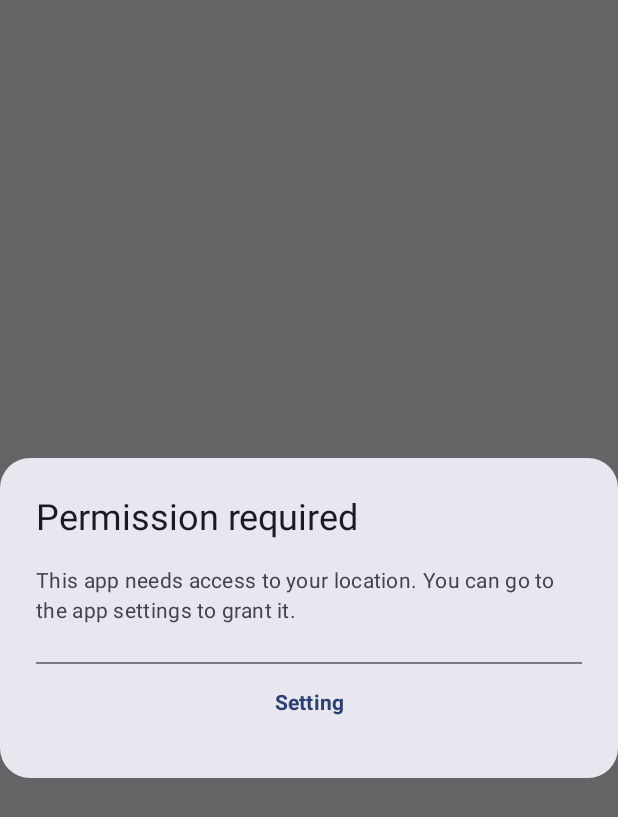
After one commit to AtefehTaheri/WeatherForecast, an Android app built with Jetpack Compose: the composable PermissionDialog shown on its own in the app's theme, on a phone screen of 412 x 824 dp. The commit adds this screen. Shown: the top 817 px of the screen. Run offline under Robolectric (Android 15) with nearby library versions, the phone set to English and light mode, and no system bars; 1 statement that could not run was skipped.

Commit message:
Add Location permission handeling

```diff
--- /dev/null
+++ b/app/src/main/java/ir/atefehtaheri/weatherforecasts/data/currentLocation/CurrentLocation.kt
@@ -0,0 +1,5 @@
+package ir.atefehtaheri.weatherforecasts.data.currentLocation
+
+interface CurrentLocation {
+     suspend fun getLocation():Boolean
+}
--- a/app/src/main/java/ir/atefehtaheri/weatherforecasts/data/currentLocation/repository/CurrentLocationRepository.kt
+++ /dev/null
@@ -1,5 +0,0 @@
-package ir.atefehtaheri.weatherforecasts.data.currentLocation.repository
-
-interface CurrentLocationRepository {
-
-}
--- a/app/src/main/java/ir/atefehtaheri/weatherforecasts/data/currentLocation/repository/CurrentLocationRepositoryImpl.kt
+++ /dev/null
@@ -1,6 +0,0 @@
-package ir.atefehtaheri.weatherforecasts.data.currentLocation.repository
-
-class CurrentLocationRepositoryImpl:CurrentLocationRepository {
-
-
-}
--- a/app/src/main/java/ir/atefehtaheri/weatherforecasts/feature/CurrentLocation/CurrentLocationViewModel.kt
+++ b/app/src/main/java/ir/atefehtaheri/weatherforecasts/feature/FirstScreen/CurrentLocationViewModel.kt
@@ -1,9 +1,5 @@
-package ir.atefehtaheri.weatherforecasts.feature.CurrentLocation
+package ir.atefehtaheri.weatherforecasts.feature.FirstScreen
 
-import android.Manifest
-import android.content.Context
-import android.content.pm.PackageManager
-import androidx.activity.result.contract.ActivityResultContracts
 //import androidx.core.content.ContextCompat
 //import androidx.lifecycle.ViewModel
 //import dagger.hilt.android.lifecycle.HiltViewModel
--- /dev/null
+++ b/app/src/main/java/ir/atefehtaheri/weatherforecasts/feature/LocationManager/PermissionDialog.kt
@@ -0,0 +1,61 @@
+package ir.atefehtaheri.weatherforecasts.feature.LocationManager
+
+import android.content.Context
+import androidx.compose.foundation.clickable
+import androidx.compose.foundation.layout.Column
+import androidx.compose.foundation.layout.fillMaxWidth
+import androidx.compose.foundation.layout.padding
+import androidx.compose.foundation.shape.RoundedCornerShape
+import androidx.compose.material3.AlertDialog
+import androidx.compose.material3.Divider
+import androidx.compose.material3.Text
+import androidx.compose.runtime.Composable
+import androidx.compose.ui.Modifier
+import androidx.compose.ui.platform.LocalContext
+import androidx.compose.ui.text.font.FontWeight
+import androidx.compose.ui.text.style.TextAlign
+import androidx.compose.ui.unit.dp
+
+@Composable
+fun PermissionDialog(
+    modifier: Modifier = Modifier,
+    onDismiss: () -> Unit,
+    onGoToAppSettingsClick: (Context) -> Unit,
+) {
+    val ctx = LocalContext.current
+
+    AlertDialog(
+        modifier = modifier,
+        shape = RoundedCornerShape(20.dp),
+        onDismissRequest = onDismiss,
+        title = {
+            Text(text = "Permission required")
+        },
+        text ={
+            Text(
+                text ="This app needs access to your location. "+
+                        "You can go to the app settings to grant it."
+            )},
+        confirmButton = {
+
+            Column(
+                modifier = Modifier.fillMaxWidth()
+            ) {
+                Divider()
+                Text(
+                    text ="Setting",
+                    fontWeight = FontWeight.Bold,
+                    textAlign = TextAlign.Center,
+                    modifier = Modifier
+                        .fillMaxWidth()
+                        .clickable {
+                            onGoToAppSettingsClick(ctx)
+                        }
+                        .padding(16.dp)
+                )
+            }
+        }
+
+    )
+
+}
```
Also changed, not shown: app/build.gradle.kts (+9 -0 lines), app/src/main/java/ir/atefehtaheri/weatherforecasts/core/network/di/NetworkModule.kt (+8 -0 lines), app/src/main/java/ir/atefehtaheri/weatherforecasts/data/LocationManager/LocationDataStore.kt (added, +7 -0 lines), app/src/main/java/ir/atefehtaheri/weatherforecasts/data/LocationManager/LocationDataStoreImpl.kt (added, +29 -0 lines), app/src/main/java/ir/atefehtaheri/weatherforecasts/data/LocationManager/di/LocationDataStoreModule.kt (added, +23 -0 lines), app/src/main/java/ir/atefehtaheri/weatherforecasts/data/currentLocation/CurrentLocationmpl.kt (added, +18 -0 lines), app/src/main/java/ir/atefehtaheri/weatherforecasts/feature/CurrentLocation/CurrentLocationScreen.kt (deleted, +0 -49 lines), app/src/main/java/ir/atefehtaheri/weatherforecasts/feature/LocationManager/LocationManager.kt (added, +29 -0 lines), app/src/main/java/ir/atefehtaheri/weatherforecasts/feature/LocationManager/LocationManagerScreen.kt (added, +196 -0 lines), app/src/main/java/ir/atefehtaheri/weatherforecasts/feature/LocationManager/LocationManagerViewModel.kt (added, +38 -0 lines), app/src/main/java/ir/atefehtaheri/weatherforecasts/presentation/ui/MainActivity.kt (+16 -142 lines), app/src/main/res/font/opensans.ttf (added).
